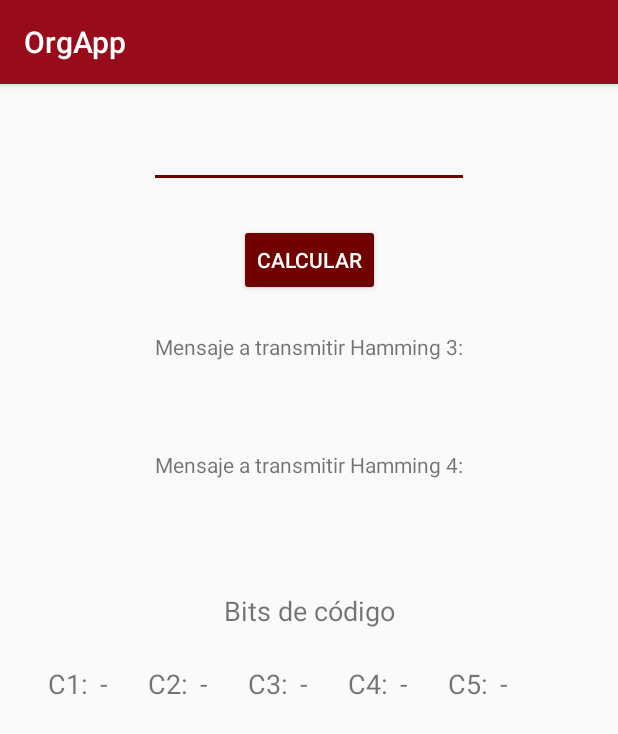
After one commit to tscandalitta/OrgApp, an Android app: the fragment GenerarHammingFragment shown on its own in the app's theme, on a phone screen of 412 x 824 dp. The commit adds this screen. Shown: the top 734 px of the screen. Run offline under Robolectric (Android 15) with nearby library versions, the phone set to English and light mode, and no system bars.

Commit message:
no message

```diff
--- a/app/src/main/java/com/example/proyectoandroidtdp/CambioDeBase/CambioDeBaseFragment.java
+++ b/app/src/main/java/com/example/proyectoandroidtdp/CambioDeBase/CambioDeBaseFragment.java
@@ -69,7 +69,7 @@ public class CambioDeBaseFragment extends Fragment {
             @Override
             public void onItemSelected(AdapterView<?> adapterView, View view, int position, long l) {
 
-               TextView selectedText = (TextView) adapterView.getChildAt(0).findViewById(R.id.texto_spinner);
+               TextView selectedText = adapterView.getChildAt(0).findViewById(R.id.texto_spinner);
                 if (selectedText != null) {
                     selectedText.setTextColor(colorTexto);
                 }
--- a/app/src/main/java/com/example/proyectoandroidtdp/Hamming/GeneradorHammingAbstracto.java
+++ b/app/src/main/java/com/example/proyectoandroidtdp/Hamming/GeneradorHammingAbstracto.java
@@ -4,5 +4,8 @@ public interface GeneradorHammingAbstracto {
 
     String getHamming3(String msg);
     String getHamming4(String msg);
-    int[] bitsCodigo(String msg);
+    int[] getBitsCodigo(String msg);
+    String getBitsMensaje(String msg);
+    String verificarHamming3(String msg, int politica);
+    String verificarHamming4(String msg, int politica);
 }
--- /dev/null
+++ b/app/src/main/java/com/example/proyectoandroidtdp/Hamming/GenerarHammingFragment.java
@@ -0,0 +1,85 @@
+package com.example.proyectoandroidtdp.Hamming;
+
+import android.os.Bundle;
+import android.support.v4.app.Fragment;
+import android.text.InputFilter;
+import android.view.LayoutInflater;
+import android.view.View;
+import android.view.ViewGroup;
+import android.widget.Button;
+import android.widget.EditText;
+import android.widget.TextView;
+
+import com.example.proyectoandroidtdp.Filtros.CreadorDeFiltros;
+import com.example.proyectoandroidtdp.Filtros.CreadorDeFiltrosAbstracto;
+import com.example.proyectoandroidtdp.R;
+
+public class GenerarHammingFragment extends Fragment {
+
+    GeneradorHammingAbstracto generador;
+    EditText txtMensaje;
+    TextView txtHamming3, txtHamming4, bit1, bit2, bit3, bit4, bit5;
+    Button btnCalcular;
+    String mensaje;
+
+    @Override
+    public View onCreateView(LayoutInflater inflater, ViewGroup container,
+                             Bundle savedInstanceState) {
+        View view = inflater.inflate(R.layout.fragment_generar_hamming, container, false);
+
+        generador = new GeneradorHamming();
+        inicializarTextViews(view);
+        CreadorDeFiltrosAbstracto creadorDeFiltros = new CreadorDeFiltros();
+        InputFilter[] filtros = {creadorDeFiltros.getFiltroBinarioEntero(), new InputFilter.LengthFilter(16)};
+        txtMensaje.setFilters(filtros);
+
+        btnCalcular.setOnClickListener(new View.OnClickListener() {
+            @Override
+            public void onClick(View v) {
+                mensaje = txtMensaje.getText().toString();
+                String hamming3 = generador.getHamming3(mensaje);
+                txtHamming3.setText(hamming3);
+                txtHamming4.setText(generador.getHamming4(mensaje));
+                mostrarBitsCodigo(hamming3);
+            }
+        });
+        return view;
+    }
+
+    private void mostrarBitsCodigo(String msg){
+        int[] bitsCodigo = generador.getBitsCodigo(msg);
+        limpiarBitsCodigo();
+        switch(bitsCodigo.length){
+            case 5:
+                bit5.setText(Integer.toString(bitsCodigo[4]));
+            case 4:
+                bit4.setText(Integer.toString(bitsCodigo[3]));
+            case 3:
+                bit3.setText(Integer.toString(bitsCodigo[2]));
+            case 2:
+                bit2.setText(Integer.toString(bitsCodigo[1]));
+            case 1:
+                bit1.setText(Integer.toString(bitsCodigo[0]));
+        }
+    }
+
+    private void limpiarBitsCodigo(){
+        bit5.setText("-");
+        bit4.setText("-");
+        bit3.setText("-");
+        bit2.setText("-");
+        bit1.setText("-");
+    }
+
+    private void inicializarTextViews(View view){
+        txtMensaje = view.findViewById(R.id.txtMensajeHamming);
+        txtHamming3 = view.findViewById(R.id.txtResultHamming3);
+        txtHamming4 = view.findViewById(R.id.txtResultHamming4);
+        btnCalcular = view.findViewById(R.id.btnCalcularHamming);
+        bit1 = view.findViewById(R.id.txtHammingC1);
+        bit2 = view.findViewById(R.id.txtHammingC2);
+        bit3 = view.findViewById(R.id.txtHammingC3);
+        bit4 = view.findViewById(R.id.txtHammingC4);
+        bit5 = view.findViewById(R.id.txtHammingC5);
+    }
+}
--- /dev/null
+++ b/app/src/main/res/layout/fragment_generar_hamming.xml
@@ -0,0 +1,195 @@
+<?xml version="1.0" encoding="utf-8"?>
+<FrameLayout xmlns:android="http://schemas.android.com/apk/res/android"
+    xmlns:app="http://schemas.android.com/apk/res-auto"
+    xmlns:tools="http://schemas.android.com/tools"
+    android:layout_width="match_parent"
+    android:layout_height="match_parent"
+    tools:context=".SistemasDeRepresentacion.SistemasDeRepresentacionFragment">
+
+
+    <android.support.constraint.ConstraintLayout
+        android:layout_width="match_parent"
+        android:layout_height="match_parent">
+
+        <EditText
+            android:id="@+id/txtMensajeHamming"
+            android:layout_width="wrap_content"
+            android:layout_height="wrap_content"
+            android:layout_marginTop="24dp"
+            android:ems="10"
+            android:inputType="number"
+            app:layout_constraintEnd_toEndOf="parent"
+            app:layout_constraintHorizontal_bias="0.5"
+            app:layout_constraintStart_toStartOf="parent"
+            app:layout_constraintTop_toTopOf="parent" />
+
+        <Button
+            android:id="@+id/btnCalcularHamming"
+            style="@style/Widget.AppCompat.Button.Colored"
+            android:layout_width="wrap_content"
+            android:layout_height="wrap_content"
+            android:layout_marginTop="24dp"
+            android:text="@string/calcular"
+            app:layout_constraintEnd_toEndOf="parent"
+            app:layout_constraintHorizontal_bias="0.5"
+            app:layout_constraintStart_toStartOf="parent"
+            app:layout_constraintTop_toBottomOf="@+id/txtMensajeHamming" />
+
+        <TextView
+            android:id="@+id/textView9"
+            android:layout_width="wrap_content"
+            android:layout_height="wrap_content"
+            android:layout_marginTop="24dp"
+            android:text="@string/mensaje_a_transmitir_hamming_3"
+            app:layout_constraintEnd_toEndOf="parent"
+            app:layout_constraintStart_toStartOf="parent"
+            app:layout_constraintTop_toBottomOf="@+id/btnCalcularHamming" />
+
+        <TextView
+            android:id="@+id/txtResultHamming3"
+            android:layout_width="wrap_content"
+            android:layout_height="wrap_content"
+            android:layout_marginTop="8dp"
+            android:textIsSelectable="false"
+            android:textSize="20sp"
+            app:layout_constraintEnd_toEndOf="parent"
+            app:layout_constraintHorizontal_bias="0.5"
+            app:layout_constraintStart_toStartOf="parent"
+            app:layout_constraintTop_toBottomOf="@+id/textView9" />
+
+        <TextView
+            android:id="@+id/textView11"
+            android:layout_width="wrap_content"
+            android:layout_height="wrap_content"
+            android:layout_marginTop="24dp"
+            android:text="@string/mensaje_a_transmitir_hamming_4"
+            app:layout_constraintEnd_toEndOf="parent"
+            app:layout_constraintHorizontal_bias="0.5"
+            app:layout_constraintStart_toStartOf="parent"
+            app:layout_constraintTop_toBottomOf="@+id/txtResultHamming3" />
+
+        <TextView
+            android:id="@+id/txtResultHamming4"
+            android:layout_width="wrap_content"
+            android:layout_height="wrap_content"
+            android:layout_marginTop="8dp"
+            android:textSize="20sp"
+            app:layout_constraintEnd_toEndOf="parent"
+            app:layout_constraintHorizontal_bias="0.5"
+            app:layout_constraintStart_toStartOf="parent"
+            app:layout_constraintTop_toBottomOf="@+id/textView11" />
+
+        <TextView
+            android:id="@+id/textView4"
+            android:layout_width="wrap_content"
+            android:layout_height="wrap_content"
+            android:layout_marginStart="40dp"
+            android:text="C3:"
+            android:textSize="18sp"
+            app:layout_constraintStart_toEndOf="@+id/textView5"
+            app:layout_constraintTop_toTopOf="@+id/textView5" />
+
+        <TextView
+            android:id="@+id/textView6"
+            android:layout_width="wrap_content"
+            android:layout_height="wrap_content"
+            android:layout_marginStart="40dp"
+            android:text="C5:"
+            android:textSize="18sp"
+            app:layout_constraintStart_toEndOf="@+id/textView7"
+            app:layout_constraintTop_toTopOf="@+id/textView7" />
+
+        <TextView
+            android:id="@+id/textView10"
+            android:layout_width="wrap_content"
+            android:layout_height="wrap_content"
+            android:layout_marginStart="32dp"
+            android:layout_marginTop="24dp"
+            android:text="C1:"
+            android:textSize="18sp"
+            app:layout_constraintStart_toStartOf="parent"
+            app:layout_constraintTop_toBottomOf="@+id/textView12" />
+
+        <TextView
+            android:id="@+id/txtHammingC3"
+            android:layout_width="wrap_content"
+            android:layout_height="wrap_content"
+            android:layout_marginStart="8dp"
+            android:text="-"
+            android:textSize="18sp"
+            app:layout_constraintStart_toEndOf="@+id/textView4"
+            app:layout_constraintTop_toTopOf="@+id/textView4" />
+
+        <TextView
+            android:id="@+id/txtHammingC5"
+            android:layout_width="wrap_content"
+            android:layout_height="wrap_content"
+            android:layout_marginStart="8dp"
+            android:text="-"
+            android:textSize="18sp"
+            app:layout_constraintStart_toEndOf="@+id/textView6"
+            app:layout_constraintTop_toTopOf="@+id/textView6" />
+
+        <TextView
+            android:id="@+id/txtHammingC1"
+            android:layout_width="wrap_content"
+            android:layout_height="wrap_content"
+            android:layout_marginStart="8dp"
+            android:text="-"
+            android:textSize="18sp"
+            app:layout_constraintStart_toEndOf="@+id/textView10"
+            app:layout_constraintTop_toTopOf="@+id/textView10" />
+
+        <TextView
+            android:id="@+id/txtHammingC2"
+            android:layout_width="wrap_content"
+            android:layout_height="wrap_content"
+            android:layout_marginStart="8dp"
+            android:text="-"
+            android:textSize="18sp"
+            app:layout_constraintStart_toEndOf="@+id/textView5"
+            app:layout_constraintTop_toTopOf="@+id/textView5" />
+
+        <TextView
+            android:id="@+id/txtHammingC4"
+            android:layout_width="wrap_content"
+            android:layout_height="wrap_content"
+            android:layout_marginStart="8dp"
+            android:text="-"
+            android:textSize="18sp"
+            app:layout_constraintStart_toEndOf="@+id/textView7"
+            app:layout_constraintTop_toTopOf="@+id/textView7" />
+
+        <TextView
+            android:id="@+id/textView5"
+            android:layout_width="wrap_content"
+            android:layout_height="wrap_content"
+            android:layout_marginStart="40dp"
+            android:text="C2:"
+            android:textSize="18sp"
+            app:layout_constraintStart_toEndOf="@+id/textView10"
+            app:layout_constraintTop_toTopOf="@+id/textView10" />
+
+        <TextView
+            android:id="@+id/textView7"
+            android:layout_width="wrap_content"
+            android:layout_height="wrap_content"
+            android:layout_marginStart="40dp"
+            android:text="C4:"
+            android:textSize="18sp"
+            app:layout_constraintStart_toEndOf="@+id/textView4"
+            app:layout_constraintTop_toTopOf="@+id/textView4" />
+
+        <TextView
+            android:id="@+id/textView12"
+            android:layout_width="wrap_content"
+            android:layout_height="wrap_content"
+            android:layout_marginTop="40dp"
+            android:text="Bits de código"
+            android:textSize="18sp"
+            app:layout_constraintEnd_toEndOf="parent"
+            app:layout_constraintHorizontal_bias="0.5"
+            app:layout_constraintStart_toStartOf="parent"
+            app:layout_constraintTop_toBottomOf="@+id/txtResultHamming4" />
+    </android.support.constraint.ConstraintLayout>
+</FrameLayout>
```
Also changed, not shown: app/src/main/java/com/example/proyectoandroidtdp/Hamming/GeneradorHamming.java (+58 -1 lines), app/src/main/java/com/example/proyectoandroidtdp/Hamming/VerificarHammingFragment.java (added, +93 -0 lines), app/src/main/java/com/example/proyectoandroidtdp/Main/MainActivity.java (+15 -3 lines), app/src/main/res/layout/activity_ayuda.xml (+28 -28 lines), app/src/main/res/layout/fragment_verificar_hamming.xml (added, +87 -0 lines), app/src/main/res/menu/activity_main_drawer.xml (+5 -2 lines), app/src/main/res/values/strings.xml (+7 -1 lines), 1 other file.
